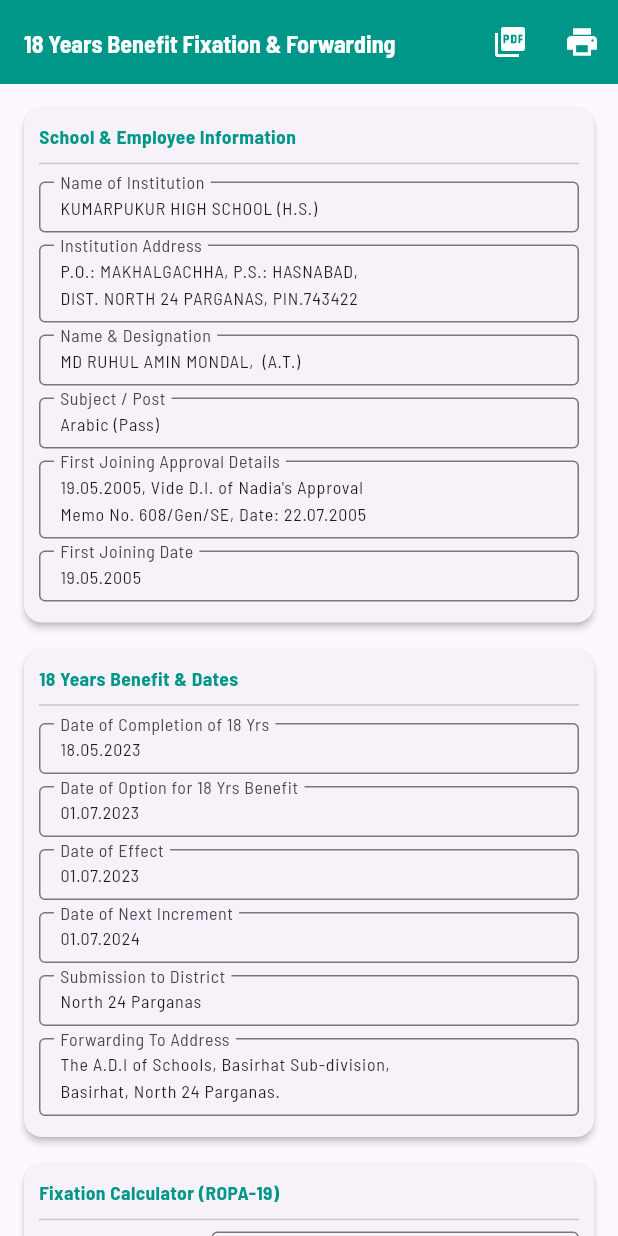
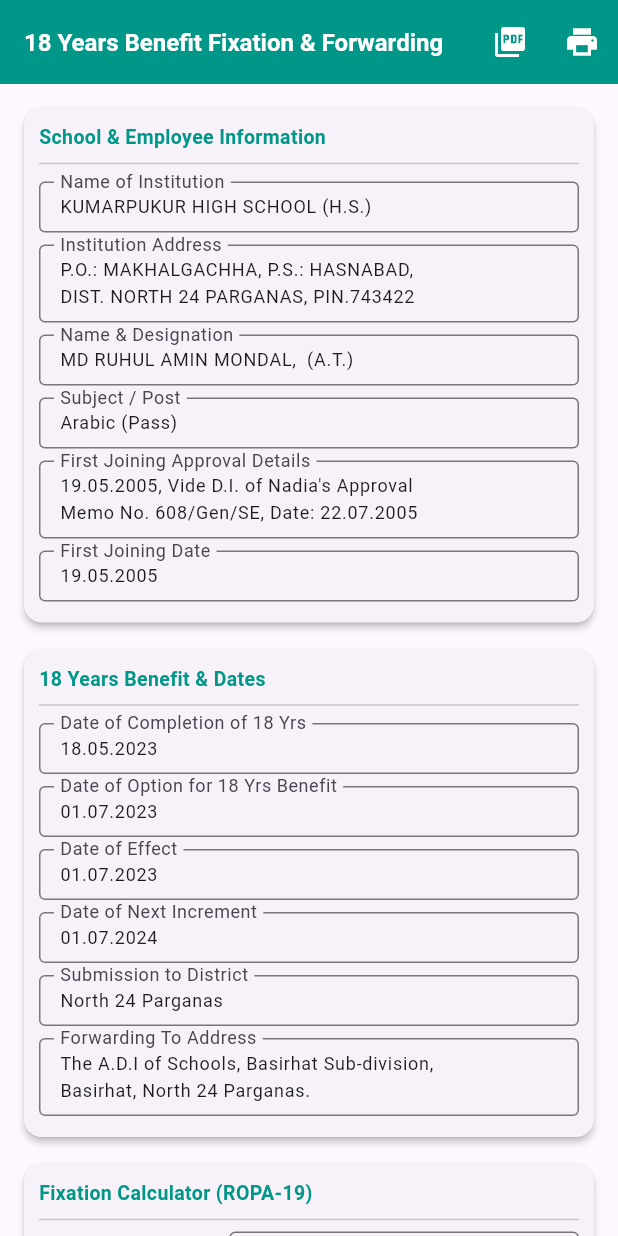
Before and after one commit to AMIN-1000/Amin-Tax-Calculator, a Flutter app: the screen it shows after launch, after a tap on the "print" icon, on a phone screen of 412 x 824 dp. Run offline on Flutter 3.47's test engine with Material 3 defaults, Android fonts, the phone set to English and light mode, and no system bars; our stand-ins replace pdf, printing.

Commit message:
Remove Google Fonts and update PDF font settings
Removed Google Fonts integration and updated PDF generation to use Helvetica font.

```diff
--- a/lib/main.dart
+++ b/lib/main.dart
@@ -2,7 +2,6 @@ import 'package:flutter/material.dart';
 import 'package:pdf/pdf.dart';
 import 'package:pdf/widgets.dart' as pw;
 import 'package:printing/printing.dart';
-import 'package:google_fonts/google_fonts.dart';
 
 void main() {
   runApp(const EighteenYearsBenefitApp());
@@ -19,9 +18,6 @@ class EighteenYearsBenefitApp extends StatelessWidget {
       theme: ThemeData(
         primarySwatch: Colors.teal,
         useMaterial3: true,
-        textTheme: GoogleFonts.barlowSemiCondensedTextTheme(
-          Theme.of(context).textTheme,
-        ),
       ),
       home: const EighteenYearsHomePage(),
     );
@@ -86,13 +82,11 @@ class Ropa19Data {
 
     if (curLevel == -1) return null;
 
-    // ১. একই লেভেলে ১টি ইনক্রিমেন্ট যোগ
     int nextCellInLevel = curCell + 1;
     int afterIncrBasic = (nextCellInLevel <= matrix[curLevel - 1].length)
         ? matrix[curLevel - 1][nextCellInLevel - 1]
         : currentBasic;
 
-    // ২. পরবর্তী উচ্চতর লেভেলে (Next Level) ফিক্সেশন
     int nextLevel = curLevel + 1;
     int revisedBasic = afterIncrBasic;
     int nextLvlCell = 1;
@@ -128,30 +122,24 @@ class EighteenYearsHomePage extends StatefulWidget {
 }
 
 class _EighteenYearsHomePageState extends State<EighteenYearsHomePage> {
-  // প্রতিষ্ঠানের তথ্য
   final instNameCtrl = TextEditingController(text: "KUMARPUKUR HIGH SCHOOL (H.S.)");
   final instAddressCtrl = TextEditingController(text: "P.O.: MAKHALGACHHA, P.S.: HASNABAD,\nDIST. NORTH 24 PARGANAS, PIN.743422");
 
-  // কর্মচারীর তথ্য
   final empNameDesigCtrl = TextEditingController(text: "MD RUHUL AMIN MONDAL,  (A.T.)");
   final empSubjectCtrl = TextEditingController(text: "Arabic (Pass)");
   final firstJoiningCtrl = TextEditingController(text: "19.05.2005, Vide D.I. of Nadia's Approval\nMemo No. 608/Gen/SE, Date: 22.07.2005");
   final firstJoinDateOnlyCtrl = TextEditingController(text: "19.05.2005");
 
-  // ১৮ বছর পূর্তি ও অপশন ডেট
   final completionDateCtrl = TextEditingController(text: "18.05.2023");
   final optionDateCtrl = TextEditingController(text: "01.07.2023");
   final effectDateCtrl = TextEditingController(text: "01.07.2023");
   final nextIncrDateCtrl = TextEditingController(text: "01.07.2024");
 
-  // অফিসিয়াল চিঠি প্রেরণের ঠিকানা (Forwarding)
   final toOfficerCtrl = TextEditingController(text: "The A.D.I of Schools, Basirhat Sub-division,\nBasirhat, North 24 Parganas.");
   final diOfficeNameCtrl = TextEditingController(text: "North 24 Parganas");
 
-  // বেসিক পে ইনপুট
   final basicPayCtrl = TextEditingController(text: "58600");
 
-  // গণনাকৃত ফলাফল
   int curLevel = 11;
   int curCell = 20;
   int afterIncrBasic = 60400;
@@ -332,15 +320,15 @@ class _EighteenYearsHomePageState extends State<EighteenYearsHomePage> {
   }
 
   // =========================================================================
-  // ১. FIXATION STATEMENT PDF (স্কুলের প্যাডের নিচের অংশের জন্য হুবহু ফরম্যাট)
+  // ১. FIXATION STATEMENT PDF
   // =========================================================================
   Future<void> _printFixationPdf() async {
     final doc = pw.Document();
-    final customFont = await PdfGoogleFonts.barlowSemiCondensedSemiBold();
-    final theme = pw.ThemeData.withFont(base: customFont, bold: customFont);
+    final theme = pw.ThemeData.withFont(
+      base: pw.Font.helvetica(),
+      bold: pw.Font.helveticaBold(),
+    );
 
-    // স্কুলের প্যাডের ওপরের অংশ বাদ দিয়ে মার্জিন সেট
-    // topMargin: 170.0 pt (~60 mm) ঠিক Ref. No. ও Date এর নিচের লাইন থেকে শুরু করার জন্য
     doc.addPage(
       pw.Page(
         pageFormat: PdfPageFormat.a4,
@@ -355,14 +343,12 @@ class _EighteenYearsHomePageState extends State<EighteenYearsHomePage> {
           return pw.Column(
             crossAxisAlignment: pw.CrossAxisAlignment.start,
             children: [
-              // হেডিং
               pw.Text(
                 "Statement Showing Fixation of Pay due to completion of 18 years continuous and satisfactory service in terms of G.O. No 437-SE (P&B)/SL/5S-408/19 dated 13.12.2019",
                 style: pw.TextStyle(fontWeight: pw.FontWeight.bold, fontSize: 10.0),
               ),
               pw.SizedBox(height: 12),
 
-              // ১ থেকে ১১ নম্বর পয়েন্ট
               _pdfStatementRow("1. Name of Institution with Address", ": ${instNameCtrl.text}\n  ${instAddressCtrl.text}"),
               _pdfStatementRow("2. Name & Designation of the Employee", ": ${empNameDesigCtrl.text}"),
               _pdfStatementRow("3. Date of First Joining with Approval No. & Date", ": ${firstJoiningCtrl.text}"),
@@ -383,7 +369,6 @@ class _EighteenYearsHomePageState extends State<EighteenYearsHomePage> {
 
               pw.Spacer(),
 
-              // সাক্ষর অংশ
               pw.Row(
                 mainAxisAlignment: pw.MainAxisAlignment.spaceBetween,
                 crossAxisAlignment: pw.CrossAxisAlignment.end,
@@ -436,19 +421,21 @@ class _EighteenYearsHomePageState extends State<EighteenYearsHomePage> {
   }
 
   // =========================================================================
-  // ২. FORWARDING LETTER PDF (স্কুলের প্যাডের নিচের অংশের জন্য হুবহু চিঠির ফরম্যাট)
+  // ২. FORWARDING LETTER PDF
   // =========================================================================
   Future<void> _printForwardingPdf() async {
     final doc = pw.Document();
-    final customFont = await PdfGoogleFonts.barlowSemiCondensedSemiBold();
-    final theme = pw.ThemeData.withFont(base: customFont, bold: customFont);
+    final theme = pw.ThemeData.withFont(
+      base: pw.Font.helvetica(),
+      bold: pw.Font.helveticaBold(),
+    );
 
     doc.addPage(
       pw.Page(
         pageFormat: PdfPageFormat.a4,
         theme: theme,
         margin: const pw.EdgeInsets.only(
-          top: 170.0, // স্কুলের প্যাডের হেডারের অংশটুকু নিখুঁতভাবে ফাঁকা রাখা হলো
+          top: 170.0,
           left: 45.0,
           right: 45.0,
           bottom: 30.0,
@@ -461,7 +448,6 @@ class _EighteenYearsHomePageState extends State<EighteenYearsHomePage> {
               pw.Text(toOfficerCtrl.text, style: const pw.TextStyle(fontSize: 9.5)),
               pw.SizedBox(height: 15),
 
-              // Subject
               pw.Center(
                 child: pw.Text(
                   "Sub: Submission of papers regarding 18 years benefit asper G.O.No.437-SE(P&B)/SL/5S-408/1, Dated- 13/12/2019.",
@@ -474,7 +460,6 @@ class _EighteenYearsHomePageState extends State<EighteenYearsHomePage> {
               pw.Text("Respected Sir,", style: const pw.TextStyle(fontSize: 9.5)),
               pw.SizedBox(height: 6),
 
-              // Body Paragraph 1
               pw.Text(
                 "        I, the Teacher in Charge of the school hereby submit the relevant papers regarding 18 years benefit of ${empNameDesigCtrl.text}, assistant teacher of the school in ${empSubjectCtrl.text} who has already completed 18 years continuous satisfactory service on ${completionDateCtrl.text} since his date of first joining ${firstJoinDateOnlyCtrl.text} without any break.",
                 style: const pw.TextStyle(fontSize: 9.5, lineSpacing: 2.0),
@@ -482,7 +467,6 @@ class _EighteenYearsHomePageState extends State<EighteenYearsHomePage> {
               ),
               pw.SizedBox(height: 8),
 
-              // Body Paragraph 2
               pw.Text(
                 "        So, please be kind and take necessary action so that he may get the said benefit at an earliest. His all relevant papers are enclosed herewith.",
                 style: const pw.TextStyle(fontSize: 9.5, lineSpacing: 2.0),
@@ -493,7 +477,6 @@ class _EighteenYearsHomePageState extends State<EighteenYearsHomePage> {
               pw.Text("Thanking you,", style: const pw.TextStyle(fontSize: 9.5)),
               pw.SizedBox(height: 10),
 
-              // Signature Right Aligned
               pw.Align(
                 alignment: pw.Alignment.centerRight,
                 child: pw.Padding(
@@ -506,7 +489,6 @@ class _EighteenYearsHomePageState extends State<EighteenYearsHomePage> {
               pw.Text("Dated: ....................", style: const pw.TextStyle(fontSize: 9.0)),
               pw.SizedBox(height: 6),
 
-              // Enclosures
               pw.Text("Enclosures:", style: const pw.TextStyle(fontSize: 9.0)),
               pw.SizedBox(height: 4),
               _pdfEnclosureItem("1. Forwarding Letter"),
```
